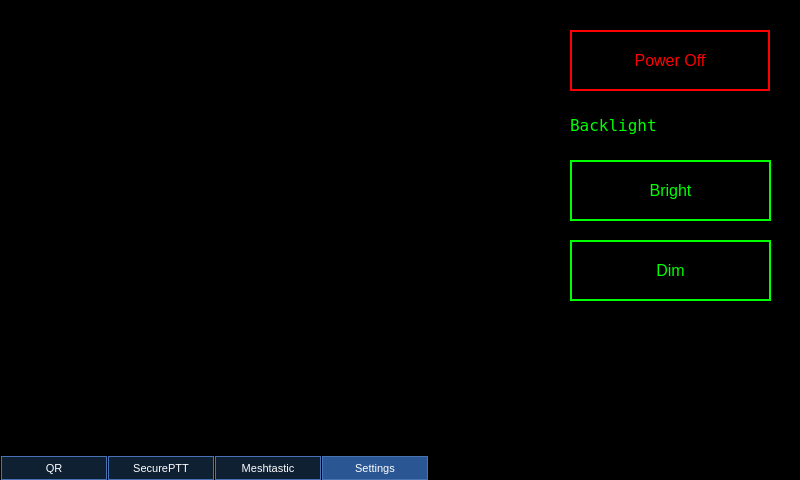
resiliencetheatre/qrencode-ui, file mainwindow.ui: the form before one commit.
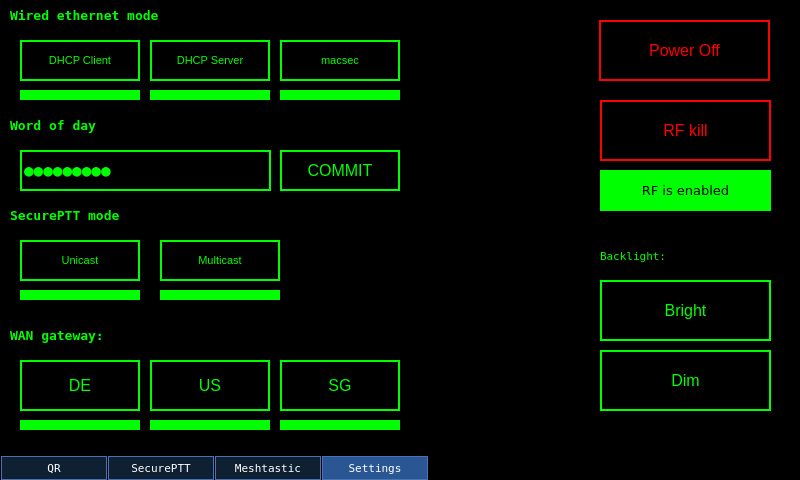
The form after the commit. The open tabs and pages were chosen to show the change.

Commit message: * Added skeleton buttons for Settings page. * Note that my FIFO code blocks still and you need to press PTT   initially - to get UI up. Fix it if you know how.

Diff of the .ui file:
```diff
--- a/mainwindow.ui
+++ b/mainwindow.ui
@@ -28,7 +28,8 @@
     </property>
     <property name="font">
      <font>
-      <pointsize>11</pointsize>
+      <family>DejaVu Sans Mono</family>
+      <pointsize>10</pointsize>
      </font>
     </property>
     <property name="styleSheet">
@@ -357,9 +358,9 @@
      <widget class="QPushButton" name="powerOff">
       <property name="geometry">
        <rect>
-        <x>570</x>
-        <y>30</y>
-        <width>200</width>
+        <x>599</x>
+        <y>20</y>
+        <width>171</width>
         <height>61</height>
        </rect>
       </property>
@@ -391,9 +392,9 @@
      <widget class="QPushButton" name="backlight100">
       <property name="geometry">
        <rect>
-        <x>570</x>
-        <y>160</y>
-        <width>201</width>
+        <x>600</x>
+        <y>280</y>
+        <width>171</width>
         <height>61</height>
        </rect>
       </property>
@@ -425,8 +426,8 @@
      <widget class="QLabel" name="backlightLabel">
       <property name="geometry">
        <rect>
-        <x>570</x>
-        <y>110</y>
+        <x>600</x>
+        <y>240</y>
         <width>171</width>
         <height>31</height>
        </rect>
@@ -434,7 +435,7 @@
       <property name="font">
        <font>
         <family>DejaVu Sans Mono</family>
-        <pointsize>12</pointsize>
+        <pointsize>8</pointsize>
        </font>
       </property>
       <property name="styleSheet">
@@ -442,15 +443,15 @@
 </string>
       </property>
       <property name="text">
-       <string>Backlight</string>
+       <string>Backlight:</string>
       </property>
      </widget>
      <widget class="QPushButton" name="backlight10">
       <property name="geometry">
        <rect>
-        <x>570</x>
-        <y>240</y>
-        <width>201</width>
+        <x>600</x>
+        <y>350</y>
+        <width>171</width>
         <height>61</height>
        </rect>
       </property>
@@ -479,6 +480,638 @@
        <string>Dim</string>
       </property>
      </widget>
+     <widget class="QLabel" name="wangatewayLabel">
+      <property name="geometry">
+       <rect>
+        <x>10</x>
+        <y>320</y>
+        <width>171</width>
+        <height>31</height>
+       </rect>
+      </property>
+      <property name="font">
+       <font>
+        <family>DejaVu Sans Mono</family>
+        <pointsize>10</pointsize>
+        <bold>true</bold>
+       </font>
+      </property>
+      <property name="styleSheet">
+       <string notr="true">color: #00FF00;
+</string>
+      </property>
+      <property name="text">
+       <string>WAN gateway:</string>
+      </property>
+     </widget>
+     <widget class="QPushButton" name="gateway_1">
+      <property name="geometry">
+       <rect>
+        <x>20</x>
+        <y>360</y>
+        <width>120</width>
+        <height>51</height>
+       </rect>
+      </property>
+      <property name="font">
+       <font>
+        <pointsize>12</pointsize>
+        <italic>false</italic>
+        <bold>false</bold>
+       </font>
+      </property>
+      <property name="styleSheet">
+       <string notr="true">
+QPushButton {
+ background-color: #000000;
+color: #00FF00; 
+border:2px solid #00FF00;
+font: 12pt;
+
+}
+
+QPushButton:pressed {
+    background-color: #00C000;     
+}</string>
+      </property>
+      <property name="text">
+       <string>DE</string>
+      </property>
+     </widget>
+     <widget class="QPushButton" name="gateway_2">
+      <property name="geometry">
+       <rect>
+        <x>150</x>
+        <y>360</y>
+        <width>120</width>
+        <height>51</height>
+       </rect>
+      </property>
+      <property name="font">
+       <font>
+        <pointsize>12</pointsize>
+        <italic>false</italic>
+        <bold>false</bold>
+       </font>
+      </property>
+      <property name="styleSheet">
+       <string notr="true">
+QPushButton {
+ background-color: #000000;
+color: #00FF00; 
+border:2px solid #00FF00;
+font: 12pt;
+
+}
+
+QPushButton:pressed {
+    background-color: #00C000;     
+}</string>
+      </property>
+      <property name="text">
+       <string>US</string>
+      </property>
+     </widget>
+     <widget class="QPushButton" name="gateway_3">
+      <property name="geometry">
+       <rect>
+        <x>280</x>
+        <y>360</y>
+        <width>120</width>
+        <height>51</height>
+       </rect>
+      </property>
+      <property name="font">
+       <font>
+        <pointsize>12</pointsize>
+        <italic>false</italic>
+        <bold>false</bold>
+       </font>
+      </property>
+      <property name="styleSheet">
+       <string notr="true">
+QPushButton {
+ background-color: #000000;
+color: #00FF00; 
+border:2px solid #00FF00;
+font: 12pt;
+
+}
+
+QPushButton:pressed {
+    background-color: #00C000;     
+}</string>
+      </property>
+      <property name="text">
+       <string>SG</string>
+      </property>
+     </widget>
+     <widget class="QLabel" name="gatewayLabel_1">
+      <property name="geometry">
+       <rect>
+        <x>20</x>
+        <y>420</y>
+        <width>120</width>
+        <height>10</height>
+       </rect>
+      </property>
+      <property name="styleSheet">
+       <string notr="true">color: #00FF00;
+background-color: #00FF00;</string>
+      </property>
+      <property name="text">
+       <string/>
+      </property>
+     </widget>
+     <widget class="QLabel" name="gatewayLabel_2">
+      <property name="geometry">
+       <rect>
+        <x>150</x>
+        <y>420</y>
+        <width>120</width>
+        <height>10</height>
+       </rect>
+      </property>
+      <property name="styleSheet">
+       <string notr="true">color: #00FF00;
+background-color: #00FF00;</string>
+      </property>
+      <property name="text">
+       <string/>
+      </property>
+     </widget>
+     <widget class="QLabel" name="gatewayLabel_3">
+      <property name="geometry">
+       <rect>
+        <x>280</x>
+        <y>420</y>
+        <width>120</width>
+        <height>10</height>
+       </rect>
+      </property>
+      <property name="styleSheet">
+       <string notr="true">color: #00FF00;
+background-color: #00FF00;</string>
+      </property>
+      <property name="text">
+       <string/>
+      </property>
+     </widget>
+     <widget class="QLineEdit" name="macsecSecretLineEdit">
+      <property name="geometry">
+       <rect>
+        <x>20</x>
+        <y>150</y>
+        <width>251</width>
+        <height>41</height>
+       </rect>
+      </property>
+      <property name="font">
+       <font>
+        <family>DejaVu Sans Mono</family>
+        <pointsize>12</pointsize>
+        <italic>false</italic>
+        <bold>false</bold>
+       </font>
+      </property>
+      <property name="styleSheet">
+       <string notr="true">color: #00FF00;
+background-color: #000000;
+border:2px solid #00FF00;
+font: 12pt;
+</string>
+      </property>
+      <property name="text">
+       <string>abc123456</string>
+      </property>
+      <property name="maxLength">
+       <number>16</number>
+      </property>
+      <property name="echoMode">
+       <enum>QLineEdit::PasswordEchoOnEdit</enum>
+      </property>
+     </widget>
+     <widget class="QLabel" name="macsecLabel">
+      <property name="geometry">
+       <rect>
+        <x>10</x>
+        <y>110</y>
+        <width>261</width>
+        <height>31</height>
+       </rect>
+      </property>
+      <property name="font">
+       <font>
+        <family>DejaVu Sans Mono</family>
+        <pointsize>10</pointsize>
+        <bold>true</bold>
+       </font>
+      </property>
+      <property name="styleSheet">
+       <string notr="true">color: #00FF00;
+</string>
+      </property>
+      <property name="text">
+       <string>Word of day</string>
+      </property>
+     </widget>
+     <widget class="QPushButton" name="submitMacsecSecret">
+      <property name="geometry">
+       <rect>
+        <x>280</x>
+        <y>150</y>
+        <width>120</width>
+        <height>41</height>
+       </rect>
+      </property>
+      <property name="font">
+       <font>
+        <pointsize>12</pointsize>
+        <italic>false</italic>
+        <bold>false</bold>
+       </font>
+      </property>
+      <property name="styleSheet">
+       <string notr="true">
+QPushButton {
+ background-color: #000000;
+color: #00FF00; 
+border:2px solid #00FF00;
+font: 12pt;
+
+}
+
+QPushButton:pressed {
+    background-color: #00C000;     
+}</string>
+      </property>
+      <property name="text">
+       <string>COMMIT</string>
+      </property>
+     </widget>
+     <widget class="QLabel" name="ethernetModeLabel">
+      <property name="geometry">
+       <rect>
+        <x>10</x>
+        <y>0</y>
+        <width>251</width>
+        <height>31</height>
+       </rect>
+      </property>
+      <property name="font">
+       <font>
+        <family>DejaVu Sans Mono</family>
+        <pointsize>10</pointsize>
+        <bold>true</bold>
+       </font>
+      </property>
+      <property name="styleSheet">
+       <string notr="true">color: #00FF00;
+</string>
+      </property>
+      <property name="text">
+       <string>Wired ethernet mode</string>
+      </property>
+     </widget>
+     <widget class="QPushButton" name="ethernetDhcpButton">
+      <property name="geometry">
+       <rect>
+        <x>20</x>
+        <y>40</y>
+        <width>120</width>
+        <height>41</height>
+       </rect>
+      </property>
+      <property name="font">
+       <font>
+        <pointsize>8</pointsize>
+        <italic>false</italic>
+        <bold>false</bold>
+       </font>
+      </property>
+      <property name="styleSheet">
+       <string notr="true">
+QPushButton {
+ background-color: #000000;
+color: #00FF00; 
+border:2px solid #00FF00;
+font: 8pt;
+
+}
+
+QPushButton:pressed {
+    background-color: #00C000;     
+}</string>
+      </property>
+      <property name="text">
+       <string>DHCP Client</string>
+      </property>
+     </widget>
+     <widget class="QPushButton" name="ethernetDhcpButton_2">
+      <property name="geometry">
+       <rect>
+        <x>150</x>
+        <y>40</y>
+        <width>120</width>
+        <height>41</height>
+       </rect>
+      </property>
+      <property name="font">
+       <font>
+        <pointsize>8</pointsize>
+        <italic>false</italic>
+        <bold>false</bold>
+       </font>
+      </property>
+      <property name="styleSheet">
+       <string notr="true">
+QPushButton {
+ background-color: #000000;
+color: #00FF00; 
+border:2px solid #00FF00;
+font: 8pt;
+
+}
+
+QPushButton:pressed {
+    background-color: #00C000;     
+}</string>
+      </property>
+      <property name="text">
+       <string>DHCP Server</string>
+      </property>
+     </widget>
+     <widget class="QPushButton" name="ethernetDhcpButton_3">
+      <property name="geometry">
+       <rect>
+        <x>280</x>
+        <y>40</y>
+        <width>120</width>
+        <height>41</height>
+       </rect>
+      </property>
+      <property name="font">
+       <font>
+        <pointsize>8</pointsize>
+        <italic>false</italic>
+        <bold>false</bold>
+       </font>
+      </property>
+      <property name="styleSheet">
+       <string notr="true">
+QPushButton {
+ background-color: #000000;
+color: #00FF00; 
+border:2px solid #00FF00;
+font: 8pt;
+
+}
+
+QPushButton:pressed {
+    background-color: #00C000;     
+}</string>
+      </property>
+      <property name="text">
+       <string>macsec</string>
+      </property>
+     </widget>
+     <widget class="QLabel" name="ethernetLabel">
+      <property name="geometry">
+       <rect>
+        <x>20</x>
+        <y>90</y>
+        <width>120</width>
+        <height>10</height>
+       </rect>
+      </property>
+      <property name="styleSheet">
+       <string notr="true">color: #00FF00;
+background-color: #00FF00;</string>
+      </property>
+      <property name="text">
+       <string/>
+      </property>
+     </widget>
+     <widget class="QLabel" name="ethernetLabel_2">
+      <property name="geometry">
+       <rect>
+        <x>150</x>
+        <y>90</y>
+        <width>120</width>
+        <height>10</height>
+       </rect>
+      </property>
+      <property name="styleSheet">
+       <string notr="true">color: #00FF00;
+background-color: #00FF00;</string>
+      </property>
+      <property name="text">
+       <string/>
+      </property>
+     </widget>
+     <widget class="QLabel" name="ethernetLabel_3">
+      <property name="geometry">
+       <rect>
+        <x>280</x>
+        <y>90</y>
+        <width>120</width>
+        <height>10</height>
+       </rect>
+      </property>
+      <property name="styleSheet">
+       <string notr="true">color: #00FF00;
+background-color: #00FF00;</string>
+      </property>
+      <property name="text">
+       <string/>
+      </property>
+     </widget>
+     <widget class="QPushButton" name="rfKill">
+      <property name="geometry">
+       <rect>
+        <x>600</x>
+        <y>100</y>
+        <width>171</width>
+        <height>61</height>
+       </rect>
+      </property>
+      <property name="font">
+       <font>
+        <pointsize>12</pointsize>
+        <italic>false</italic>
+        <bold>false</bold>
+       </font>
+      </property>
+      <property name="styleSheet">
+       <string notr="true">
+QPushButton {
+ background-color: #000000;
+color: #FF0000; 
+border:2px solid #FF0000;
+font: 12pt;
+
+}
+
+QPushButton:pressed {
+    background-color: #00C000;     
+}</string>
+      </property>
+      <property name="text">
+       <string>RF kill</string>
+      </property>
+     </widget>
+     <widget class="QLabel" name="rfKillLabel">
+      <property name="geometry">
+       <rect>
+        <x>600</x>
+        <y>170</y>
+        <width>171</width>
+        <height>41</height>
+       </rect>
+      </property>
+      <property name="font">
+       <font>
+        <family>DejaVu Sans</family>
+        <pointsize>10</pointsize>
+       </font>
+      </property>
+      <property name="styleSheet">
+       <string notr="true">color: #000000;
+background-color: #00FF00;</string>
+      </property>
+      <property name="text">
+       <string>RF is enabled</string>
+      </property>
+      <property name="alignment">
+       <set>Qt::AlignCenter</set>
+      </property>
+     </widget>
+     <widget class="QLabel" name="securePttTitleLabel">
+      <property name="geometry">
+       <rect>
+        <x>10</x>
+        <y>200</y>
+        <width>261</width>
+        <height>31</height>
+       </rect>
+      </property>
+      <property name="font">
+       <font>
+        <family>DejaVu Sans Mono</family>
+        <pointsize>10</pointsize>
+        <bold>true</bold>
+       </font>
+      </property>
+      <property name="styleSheet">
+       <string notr="true">color: #00FF00;
+</string>
+      </property>
+      <property name="text">
+       <string>SecurePTT mode</string>
+      </property>
+     </widget>
+     <widget class="QPushButton" name="securePttButton">
+      <property name="geometry">
+       <rect>
+        <x>20</x>
+        <y>240</y>
+        <width>120</width>
+        <height>41</height>
+       </rect>
+      </property>
+      <property name="font">
+       <font>
+        <pointsize>8</pointsize>
+        <italic>false</italic>
+        <bold>false</bold>
+       </font>
+      </property>
+      <property name="styleSheet">
+       <string notr="true">
+QPushButton {
+ background-color: #000000;
+color: #00FF00; 
+border:2px solid #00FF00;
+font: 8pt;
+
+}
+
+QPushButton:pressed {
+    background-color: #00C000;     
+}</string>
+      </property>
+      <property name="text">
+       <string>Unicast</string>
+      </property>
+     </widget>
+     <widget class="QPushButton" name="securePttButton_2">
+      <property name="geometry">
+       <rect>
+        <x>160</x>
+        <y>240</y>
+        <width>120</width>
+        <height>41</height>
+       </rect>
+      </property>
+      <property name="font">
+       <font>
+        <pointsize>8</pointsize>
+        <italic>false</italic>
+        <bold>false</bold>
+       </font>
+      </property>
+      <property name="styleSheet">
+       <string notr="true">
+QPushButton {
+ background-color: #000000;
+color: #00FF00; 
+border:2px solid #00FF00;
+font: 8pt;
+
+}
+
+QPushButton:pressed {
+    background-color: #00C000;     
+}</string>
+      </property>
+      <property name="text">
+       <string>Multicast</string>
+      </property>
+     </widget>
+     <widget class="QLabel" name="securePttLabel">
+      <property name="geometry">
+       <rect>
+        <x>20</x>
+        <y>290</y>
+        <width>120</width>
+        <height>10</height>
+       </rect>
+      </property>
+      <property name="styleSheet">
+       <string notr="true">color: #00FF00;
+background-color: #00FF00;</string>
+      </property>
+      <property name="text">
+       <string/>
+      </property>
+     </widget>
+     <widget class="QLabel" name="securePttLabel_2">
+      <property name="geometry">
+       <rect>
+        <x>160</x>
+        <y>290</y>
+        <width>120</width>
+        <height>10</height>
+       </rect>
+      </property>
+      <property name="styleSheet">
+       <string notr="true">color: #00FF00;
+background-color: #00FF00;</string>
+      </property>
+      <property name="text">
+       <string/>
+      </property>
+     </widget>
     </widget>
    </widget>
   </widget>
```
Left out of the diff: 137 changed lines with no effect on the pictures. The commit also changes 4 other files.
